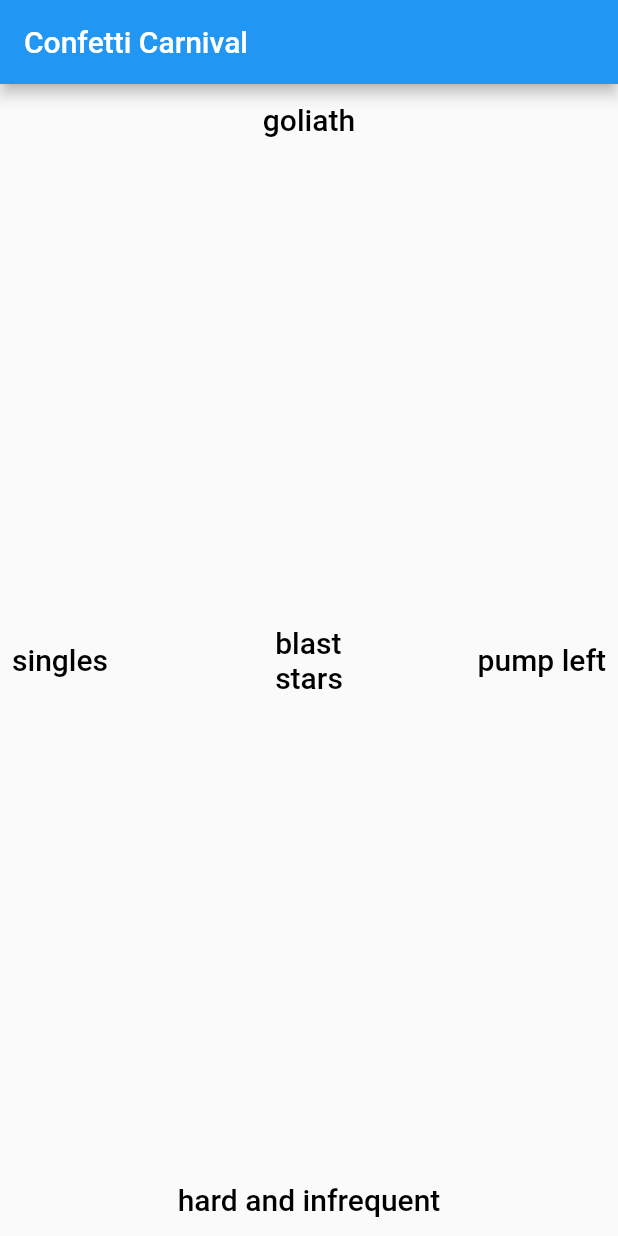
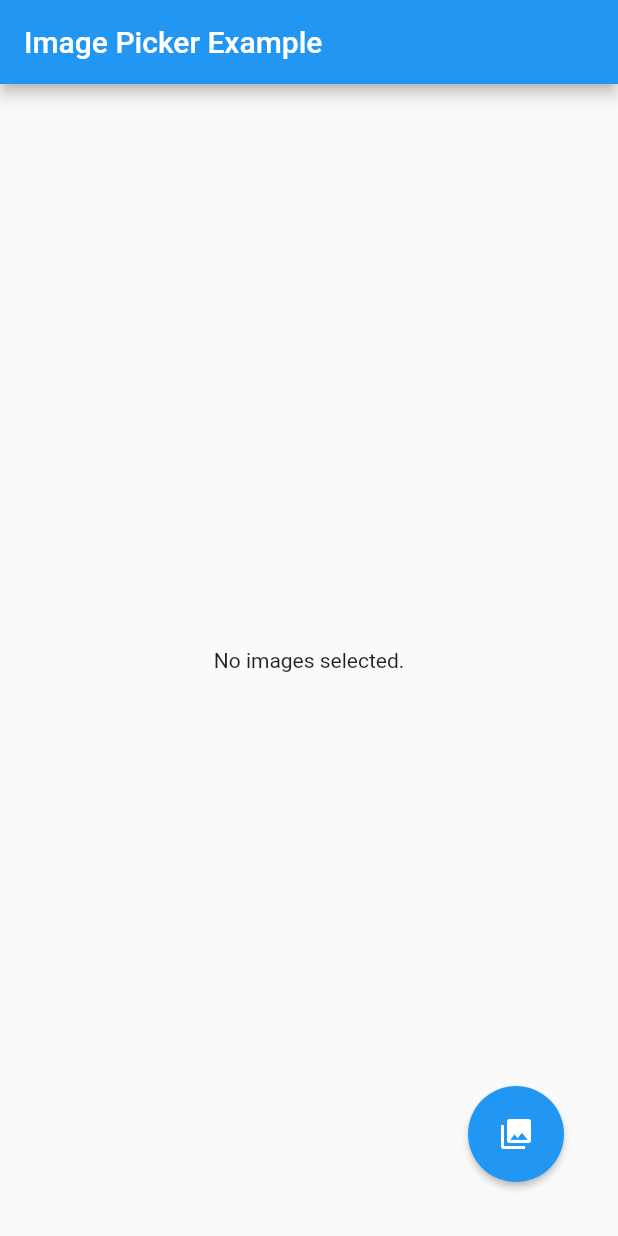
Before and after one commit to funky-dev99/slide-animation, a Flutter app: the screen it shows after launch, on a phone screen of 412 x 824 dp. Run offline on Flutter 3.47's test engine with Material 2 defaults, Android fonts, the phone set to English and light mode, and no system bars; our stand-ins replace image_picker.

Commit message:
Image Picker added

```diff
--- a/slide_animation/lib/main.dart
+++ b/slide_animation/lib/main.dart
@@ -1,191 +1,102 @@
-import 'dart:math';
-import 'package:confetti/confetti.dart';
+import 'dart:io';
+import 'package:flutter/foundation.dart';
 import 'package:flutter/material.dart';
+import 'package:image_picker/image_picker.dart';
 
 void main() {
   runApp(const MyApp());
 }
 
-class MyApp extends StatefulWidget {
+class MyApp extends StatelessWidget {
   const MyApp({Key? key}) : super(key: key);
 
   @override
-  MyAppState createState() => MyAppState();
+  Widget build(BuildContext context) {
+    return MaterialApp(
+      title: 'Image Picker Demo',
+      theme: ThemeData(
+        primarySwatch: Colors.blue,
+      ),
+      home: const MyHomePage(title: 'Image Picker Example'),
+    );
+  }
 }
 
-class MyAppState extends State<MyApp> {
-  late ConfettiController _controllerCenter;
-  late ConfettiController _controllerCenterRight;
-  late ConfettiController _controllerCenterLeft;
-  late ConfettiController _controllerTopCenter;
-  late ConfettiController _controllerBottomCenter;
+class MyHomePage extends StatefulWidget {
+  const MyHomePage({Key? key, required this.title}) : super(key: key);
+  final String title;
 
   @override
-  void initState() {
-    super.initState();
-    _controllerCenter = ConfettiController(duration: const Duration(seconds: 10));
-    _controllerCenterRight = ConfettiController(duration: const Duration(seconds: 10));
-    _controllerCenterLeft = ConfettiController(duration: const Duration(seconds: 10));
-    _controllerTopCenter = ConfettiController(duration: const Duration(seconds: 10));
-    _controllerBottomCenter = ConfettiController(duration: const Duration(seconds: 10));
+  State<MyHomePage> createState() => _MyHomePageState();
 }
 
-  @override
-  void dispose() {
-    _controllerCenter.dispose();
-    _controllerCenterRight.dispose();
-    _controllerCenterLeft.dispose();
-    _controllerTopCenter.dispose();
-    _controllerBottomCenter.dispose();
-    super.dispose();
+class _MyHomePageState extends State<MyHomePage> {
+  List<XFile>? _imageFileList;
+
+  void _pickImages() async {
+    try {
+      final List<XFile>? selectedImages = await ImagePicker().pickMultiImage(
+        maxWidth: 500,
+        maxHeight: 500,
+      );
+      if (selectedImages!.isNotEmpty) {
+        setState(() {
+          _imageFileList = selectedImages;
+        });
+      }
+    } catch (e) {
+      // Handle any errors
+    }
   }
 
-  /// A custom Path to paint stars.
-  Path drawStar(Size size) {
-    // Method to convert degree to radians
-    double degToRad(double deg) => deg * (pi / 180.0);
-
-    const numberOfPoints = 5;
-    final halfWidth = size.width / 2;
-    final externalRadius = halfWidth;
-    final internalRadius = halfWidth / 2.5;
-    final degreesPerStep = degToRad(360 / numberOfPoints);
-    final halfDegreesPerStep = degreesPerStep / 2;
-    final path = Path();
-    final fullAngle = degToRad(360);
-    path.moveTo(size.width, halfWidth);
-
-    for (double step = 0; step < fullAngle; step += degreesPerStep) {
-      path.lineTo(halfWidth + externalRadius * cos(step),
-          halfWidth + externalRadius * sin(step));
-      path.lineTo(halfWidth + internalRadius * cos(step + halfDegreesPerStep),
-          halfWidth + internalRadius * sin(step + halfDegreesPerStep));
+  Widget _buildImagePreview() {
+    if (_imageFileList != null) {
+      return ListView.builder(
+        scrollDirection: Axis.horizontal,
+        itemCount: _imageFileList!.length,
+        itemBuilder: (context, index) {
+          if (kIsWeb) {
+            return Image.network(_imageFileList![index].path);
+          } else {
+            return Image.file(File(_imageFileList![index].path));
           }
-    path.close();
-    return path;
+        },
+      );
+    } else {
+      return const Text("No images selected.");
+    }
   }
 
   @override
   Widget build(BuildContext context) {
-    return MaterialApp(
-      debugShowCheckedModeBanner: false,
-      home: SafeArea(
-        child: Scaffold(
-          appBar: AppBar(title: const Text('Confetti Carnival'),),
-          body: Stack(
-            children: <Widget>[
-              Align(
-                alignment: Alignment.center,
-                child: ConfettiWidget(
-                  confettiController: _controllerCenter,
-                  blastDirectionality: BlastDirectionality.explosive,
-                  shouldLoop: true,
-                  colors: const [Colors.green, Colors.blue, Colors.pink, Colors.orange, Colors.purple],
-                  createParticlePath: drawStar,
+    return Scaffold(
+      appBar: AppBar(
+        title: Text(widget.title),
+      ),
+      body: Center(
+        child: Padding(
+          padding: const EdgeInsets.all(8.0),
+          child: _buildImagePreview(),
         ),
       ),
-              Align(
-                alignment: Alignment.center,
-                child: TextButton(
-                    onPressed: () {
-                      _controllerCenter.play();
-                    },
-                    child: _display('blast\nstars')),
+      floatingActionButtonLocation: FloatingActionButtonLocation.endFloat, // Optional, if you want to keep the button at the bottom right
+      floatingActionButton: Stack(
+        children: [
+          Positioned(
+            bottom: 20,
+            right: 20,
+            child: ElevatedButton(
+              onPressed: _pickImages,
+              style: ElevatedButton.styleFrom(
+                shape: CircleBorder(),
+                padding: EdgeInsets.all(20), // Button size
+                primary: Theme.of(context).floatingActionButtonTheme.backgroundColor, // Button color
               ),
-              Align(
-                alignment: Alignment.centerRight,
-                child: ConfettiWidget(
-                  confettiController: _controllerCenterRight,
-                  blastDirection: pi,
-                  particleDrag: 0.05,
-                  emissionFrequency: 0.05,
-                  numberOfParticles: 20,
-                  gravity: 0.05,
-                  shouldLoop: false,
-                  colors: const [Colors.green, Colors.blue, Colors.pink],
-                  strokeWidth: 1,
-                  strokeColor: Colors.white,
+              child: Icon(Icons.photo_library),
             ),
-              ),
-              Align(
-                alignment: Alignment.centerRight,
-                child: TextButton(
-                    onPressed: () {
-                      _controllerCenterRight.play();
-                    },
-                    child: _display('pump left')),
-              ),
-              Align(
-                alignment: Alignment.centerLeft,
-                child: ConfettiWidget(
-                  confettiController: _controllerCenterLeft,
-                  blastDirection: 0,
-                  emissionFrequency: 0.6,
-                  minimumSize: const Size(10, 10),
-                  maximumSize: const Size(50, 50),
-                  numberOfParticles: 1,
-                  gravity: 0.1,
-                ),
-              ),
-              Align(
-                alignment: Alignment.centerLeft,
-                child: TextButton(
-                    onPressed: () {
-                      _controllerCenterLeft.play();
-                    },
-                    child: _display('singles')),
-              ),
-              Align(
-                alignment: Alignment.topCenter,
-                child: ConfettiWidget(
-                  confettiController: _controllerTopCenter,
-                  blastDirection: pi / 2,
-                  maxBlastForce: 5,
-                  minBlastForce: 2,
-                  emissionFrequency: 0.05,
-                  numberOfParticles: 50,
-                  gravity: 1,
-                ),
-              ),
-              Align(
-                alignment: Alignment.topCenter,
-                child: TextButton(
-                    onPressed: () {
-                      _controllerTopCenter.play();
-                    },
-                    child: _display('goliath')),
-              ),
-              Align(
-                alignment: Alignment.bottomCenter,
-                child: ConfettiWidget(
-                  confettiController: _controllerBottomCenter,
-                  blastDirection: -pi / 2,
-                  emissionFrequency: 0.01,
-                  numberOfParticles: 20,
-                  maxBlastForce: 100,
-                  minBlastForce: 80,
-                  gravity: 0.3,
-                ),
-              ),
-              Align(
-                alignment: Alignment.bottomCenter,
-                child: TextButton(
-                    onPressed: () {
-                      _controllerBottomCenter.play();
-                    },
-                    child: _display('hard and infrequent')),
           ),
         ],
       ),
-        ),
-      ),
-    );
-  }
-
-  Text _display(String text) {
-    return Text(
-      text,
-      style: const TextStyle(color: Colors.black, fontSize: 20), // Changed color to black for visibility
     );
   }
 }
--- a/slide_animation/pubspec.yaml
+++ b/slide_animation/pubspec.yaml
@@ -36,6 +36,9 @@ dependencies:
   # Use with the CupertinoIcons class for iOS style icons.
   cupertino_icons: ^1.0.2
   confetti: ^0.7.0
+  image_picker: ^1.0.7
+  video_player: ^2.7.2
+  multiple_images_picker: ^1.0.1
 
 dev_dependencies:
   flutter_test:
```
Also changed, not shown: slide_animation/pubspec.lock, 5 other files. Lines whose indentation alone changed are shown as unchanged.
